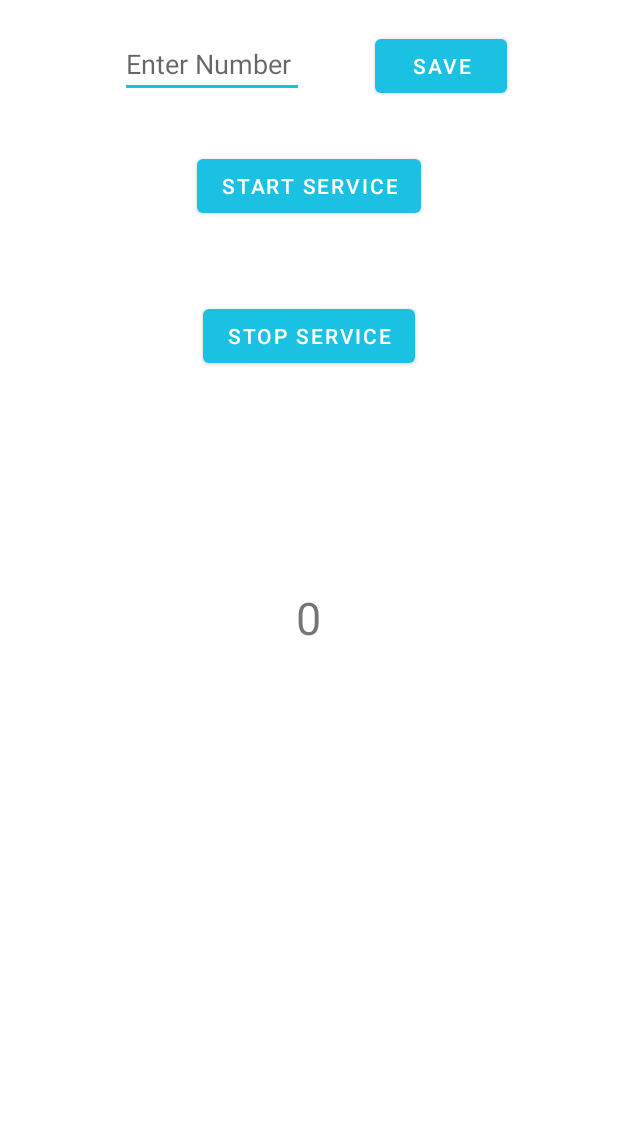
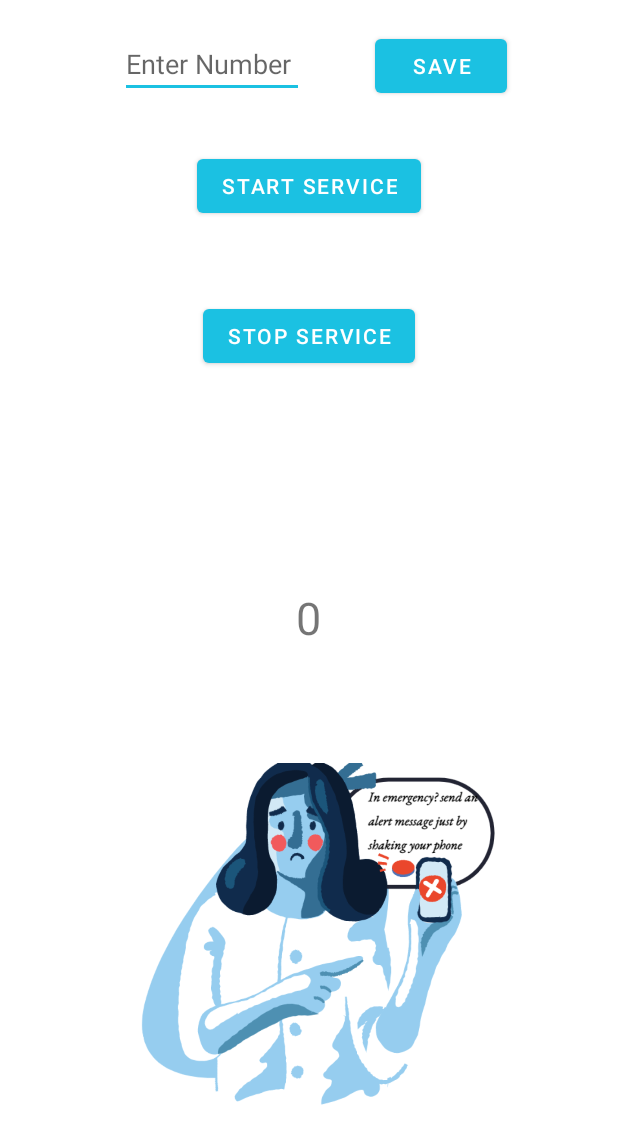
Before and after one commit to anshika2002/Umeed, an Android app: the Sosactivity screen opened directly, with no data from a screen before it, on a phone screen of 412 x 824 dp. Shown: the top 1144 px of the screen. Run offline under Robolectric (Android 15) with nearby library versions, the phone set to English and light mode, and no system bars.

Commit message:
final commit

```diff
--- a/Umeed/app/src/main/res/layout/activity_sosactivity.xml
+++ b/Umeed/app/src/main/res/layout/activity_sosactivity.xml
@@ -49,4 +49,16 @@
         android:layout_marginTop="200dp"
         android:text="Stop Service"/>
 
+    <ImageView
+        android:id="@+id/imageView"
+        android:layout_width="344dp"
+        android:layout_height="394dp"
+        android:layout_alignParentStart="true"
+        android:layout_alignParentEnd="true"
+        android:layout_alignParentBottom="true"
+        android:layout_marginStart="48dp"
+        android:layout_marginEnd="19dp"
+        android:layout_marginBottom="3dp"
+        app:srcCompat="@drawable/sos2" />
+
 </RelativeLayout>
```
Also changed, not shown: Umeed/app/src/main/res/drawable/sos2.png (added), 1 other file.
